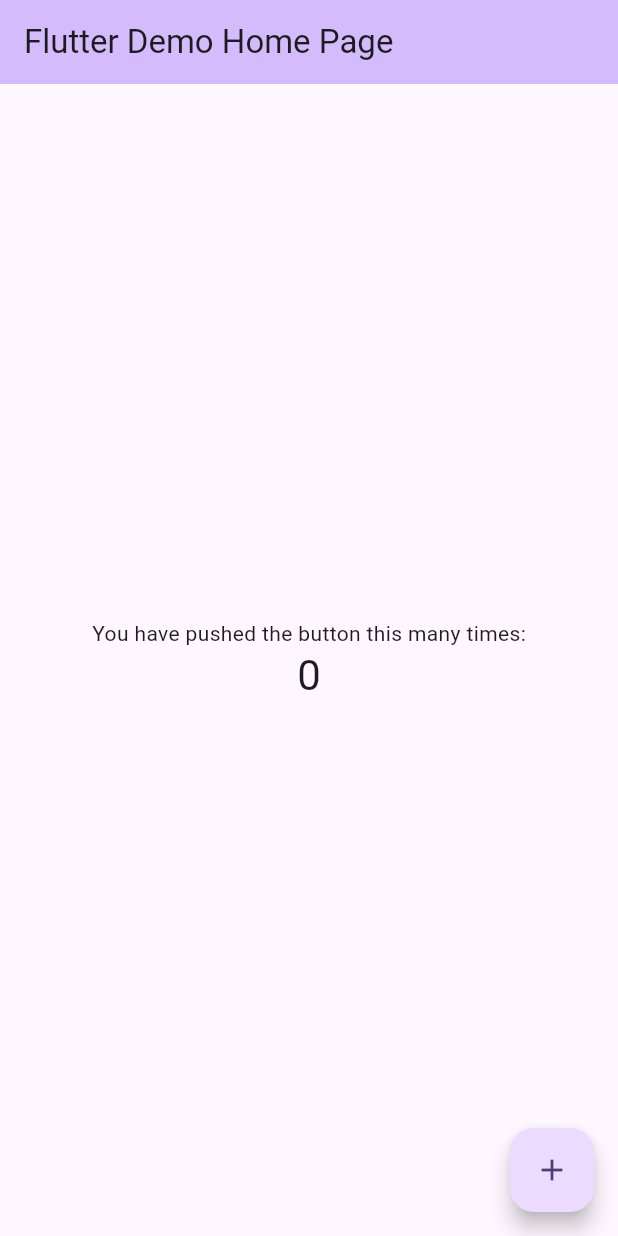
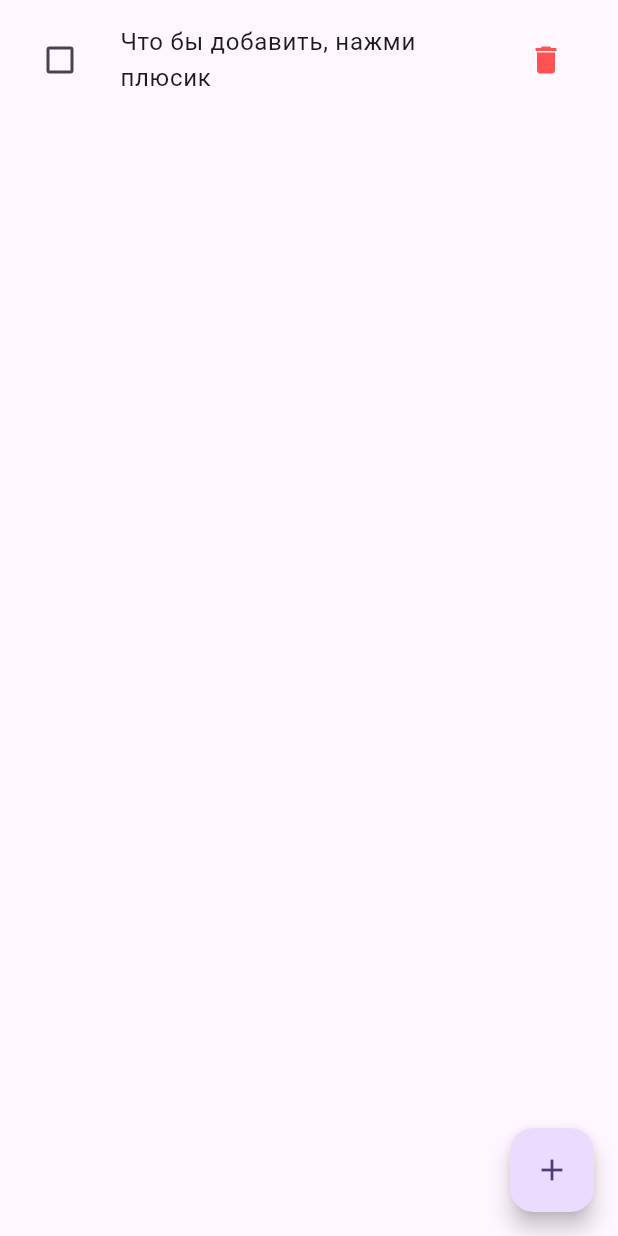
Before and after one commit to skalerr/TodoExampleApp, a Flutter app: the screen it shows after launch, on a phone screen of 412 x 824 dp. Run offline on Flutter 3.47's test engine with Material 3 defaults, Android fonts, the phone set to English and light mode, and no system bars.

```diff
--- /dev/null
+++ b/lib/classes/todo.dart
@@ -0,0 +1,5 @@
+class Todo {
+  Todo({required this.title, required this.completed});
+  String title;
+  bool completed;
+}
--- a/lib/main.dart
+++ b/lib/main.dart
@@ -1,11 +1,12 @@
 import 'package:flutter/material.dart';
+import 'package:todoist/pages/home-page.dart';
 
 void main() {
-  runApp(const MyApp());
+  runApp(const TodoApp());
 }
 
-class MyApp extends StatelessWidget {
-  const MyApp({super.key});
+class TodoApp extends StatelessWidget {
+  const TodoApp({super.key});
 
   // This widget is the root of your application.
   @override
@@ -17,55 +18,17 @@ class MyApp extends StatelessWidget {
             ColorScheme.fromSeed(seedColor: Colors.deepPurple.shade300),
         useMaterial3: true,
       ),
-      home: const MyHomePage(title: 'Flutter Demo Home Page'),
+      home: const HomePage(title: 'Flutter Demo Home Page'),
     );
   }
 }
 
-class MyHomePage extends StatefulWidget {
-  const MyHomePage({super.key, required this.title});
-
-  final String title;
-
-  @override
-  State<MyHomePage> createState() => _MyHomePageState();
-}
-
-class _MyHomePageState extends State<MyHomePage> {
-  int _counter = 0;
-
-  void _incrementCounter() {
-    setState(() {
-      _counter++;
-    });
-  }
+class BottomSheet extends StatelessWidget {
+  const BottomSheet({super.key});
 
   @override
   Widget build(BuildContext context) {
-    return Scaffold(
-      appBar: AppBar(
-        backgroundColor: Theme.of(context).colorScheme.inversePrimary,
-        title: Text(widget.title),
-      ),
-      body: Center(
-        child: Column(
-          mainAxisAlignment: MainAxisAlignment.center,
-          children: <Widget>[
-            const Text(
-              'You have pushed the button this many times:',
-            ),
-            Text(
-              '$_counter',
-              style: Theme.of(context).textTheme.headlineMedium,
-            ),
-          ],
-        ),
-      ),
-      floatingActionButton: FloatingActionButton(
-        onPressed: _incrementCounter,
-        tooltip: 'Increment',
-        child: const Icon(Icons.add),
-      ), // This trailing comma makes auto-formatting nicer for build methods.
-    );
+    // TODO: implement build
+    throw UnimplementedError();
   }
 }
--- /dev/null
+++ b/lib/pages/home-page.dart
@@ -0,0 +1,140 @@
+import 'package:flutter/material.dart';
+import 'package:todoist/classes/todo.dart';
+import 'package:todoist/widgets/todo_item.dart';
+
+class HomePage extends StatefulWidget {
+  const HomePage({super.key, required this.title});
+
+  final String title;
+
+  @override
+  State<HomePage> createState() => _HomePageState();
+}
+
+class _HomePageState extends State<HomePage> {
+  final List<Todo> _todos = <Todo>[
+    Todo(title: 'Что бы добавить, нажми плюсик', completed: false)
+  ];
+  final TextEditingController _textEditingController = TextEditingController();
+
+  void _addTodoItem(String name) {
+    setState(() {
+      _todos.add(Todo(title: name, completed: false));
+    });
+    _textEditingController.clear();
+  }
+
+  void _removeTodoItem(Todo todo) {
+    setState(() {
+      _todos.removeWhere((element) => element.title == todo.title);
+    });
+  }
+
+  void _checkTodo(Todo todo) {
+    setState(() {
+      todo.completed = !todo.completed;
+    });
+  }
+
+  Future<void> _displayDialog() async {
+    return showDialog<void>(
+      context: context,
+      builder: (BuildContext context) {
+        return AlertDialog(
+          title: const Text('Add a todo'),
+          content: TextField(
+            controller: _textEditingController,
+            decoration: const InputDecoration(hintText: 'Type your todo'),
+            autofocus: true,
+          ),
+          actions: <Widget>[
+            OutlinedButton(
+              style: OutlinedButton.styleFrom(
+                shape: RoundedRectangleBorder(
+                  borderRadius: BorderRadius.circular(12),
+                ),
+              ),
+              onPressed: () {
+                Navigator.of(context).pop();
+              },
+              child: const Text('Cancel'),
+            ),
+            ElevatedButton(
+              style: ElevatedButton.styleFrom(
+                shape: RoundedRectangleBorder(
+                  borderRadius: BorderRadius.circular(12),
+                ),
+              ),
+              onPressed: () {
+                Navigator.of(context).pop();
+                _addTodoItem(_textEditingController.text);
+              },
+              child: const Text('Add'),
+            ),
+          ],
+        );
+      },
+    );
+  }
+
+  @override
+  Widget build(BuildContext context) {
+    const double textSize = 22;
+    return Scaffold(
+      body: SafeArea(
+        child: Center(
+          child: ListView(
+            padding: const EdgeInsets.symmetric(vertical: 8),
+            children: _todos.map((Todo todo) {
+              return TodoItem(
+                todo: todo,
+                onTodoChanged: _checkTodo,
+                onRemoveTodo: _removeTodoItem,
+              );
+            }).toList(),
+          ),
+        ),
+      ),
+      floatingActionButton: FloatingActionButton(
+        onPressed: () => _displayDialog(), //_addTodoItem(),
+        child: const Icon(Icons.add),
+      ),
+    );
+  }
+
+  Widget _buildBottomSheet() {
+    TextEditingController _textController = TextEditingController();
+
+    return Container(
+      padding: const EdgeInsets.all(15.0),
+      decoration: BoxDecoration(
+        color: Colors.white,
+        borderRadius: BorderRadius.only(
+          topLeft: Radius.circular(15.0),
+          topRight: Radius.circular(15.0),
+        ),
+      ),
+      child: Row(
+        children: <Widget>[
+          Expanded(
+            child: TextField(
+              controller: _textController,
+              decoration: InputDecoration(
+                hintText: 'Введите что-то...',
+              ),
+            ),
+          ),
+          IconButton(
+            icon: Icon(Icons.send),
+            onPressed: () {
+              // Обработка отправки текста из поля ввода
+              String text = _textController.text;
+              // Добавьте вашу логику отправки текста здесь
+              _textController.clear();
+            },
+          ),
+        ],
+      ),
+    );
+  }
+}
--- /dev/null
+++ b/lib/widgets/todo_item.dart
@@ -0,0 +1,57 @@
+import 'package:flutter/material.dart';
+import 'package:todoist/classes/todo.dart';
+
+class TodoItem extends StatelessWidget {
+  const TodoItem(
+      {super.key,
+      required this.todo,
+      required this.onTodoChanged,
+      required this.onRemoveTodo});
+
+  final void Function(Todo todo) onTodoChanged;
+  final void Function(Todo todo) onRemoveTodo;
+  final Todo todo;
+
+  TextStyle? _getTextStyle(bool checked) {
+    if (!checked) return null;
+
+    return const TextStyle(
+        color: Colors.black54, decoration: TextDecoration.lineThrough);
+  }
+
+  @override
+  Widget build(BuildContext context) {
+    return ListTile(
+      onTap: () {
+        onTodoChanged(todo);
+      },
+      leading: Checkbox(
+        checkColor: Colors.greenAccent,
+        value: todo.completed,
+        onChanged: (value) {
+          onTodoChanged(todo);
+        },
+      ),
+      title: Row(
+        children: <Widget>[
+          Expanded(
+            child: Text(
+              todo.title,
+              style: _getTextStyle(todo.completed),
+            ),
+          ),
+          IconButton(
+            onPressed: () {
+              onRemoveTodo(todo);
+            },
+            icon: const Icon(
+              Icons.delete,
+              color: Colors.redAccent,
+            ),
+            alignment: Alignment.centerRight,
+          ),
+        ],
+      ),
+    );
+  }
+}
```
Also changed, not shown: launch.json (added, +8 -0 lines), 3 other files.
